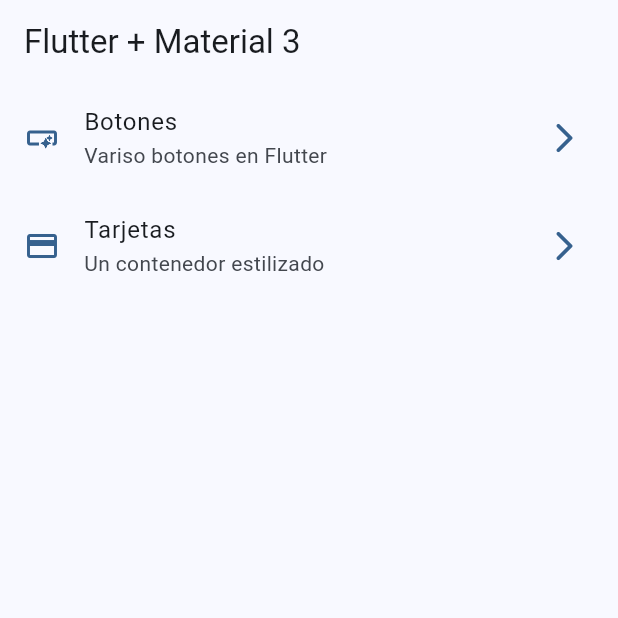
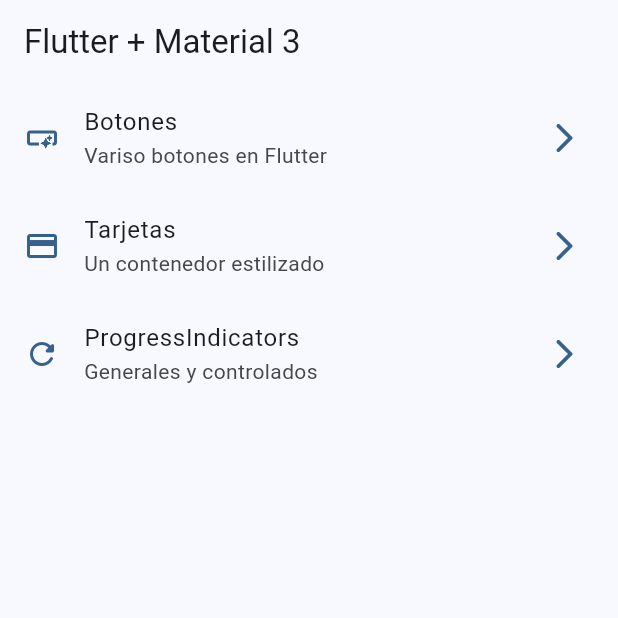
Before and after one commit to AlexFG15/widgets_app, a Flutter app: the screen it shows after launch, on a phone screen of 412 x 824 dp, the top half of it. Run offline on Flutter 3.47's test engine with Material 3 defaults, Android fonts, the phone set to English and light mode, and no system bars; our stand-ins replace go_router.

Commit message:
Progress indicator finish

```diff
--- a/lib/config/menu/menu_items.dart
+++ b/lib/config/menu/menu_items.dart
@@ -28,4 +28,11 @@ const appMenuItems = <MenuItem>[
     link: '/cards',
     icon: Icons.credit_card,
   ),
+
+  MenuItem(
+    title: 'ProgressIndicators',
+    subTitle: 'Generales y controlados',
+    link: '/progress',
+    icon: Icons.refresh_rounded,
+  ),
 ];
--- a/lib/config/router/app_router.dart
+++ b/lib/config/router/app_router.dart
@@ -20,5 +20,10 @@ final appRouter = GoRouter(
       name: CardsScreen.name,
       builder: (context, state) => CardsScreen(),
     ),
+    GoRoute(
+      path: '/progress',
+      name: ProgressScreen.name,
+      builder: (context, state) => ProgressScreen(),
+    ),
   ],
 );
```
Also changed, not shown: lib/config/presentation/screens/progress/progress_screen.dart (+57 -1 lines).
